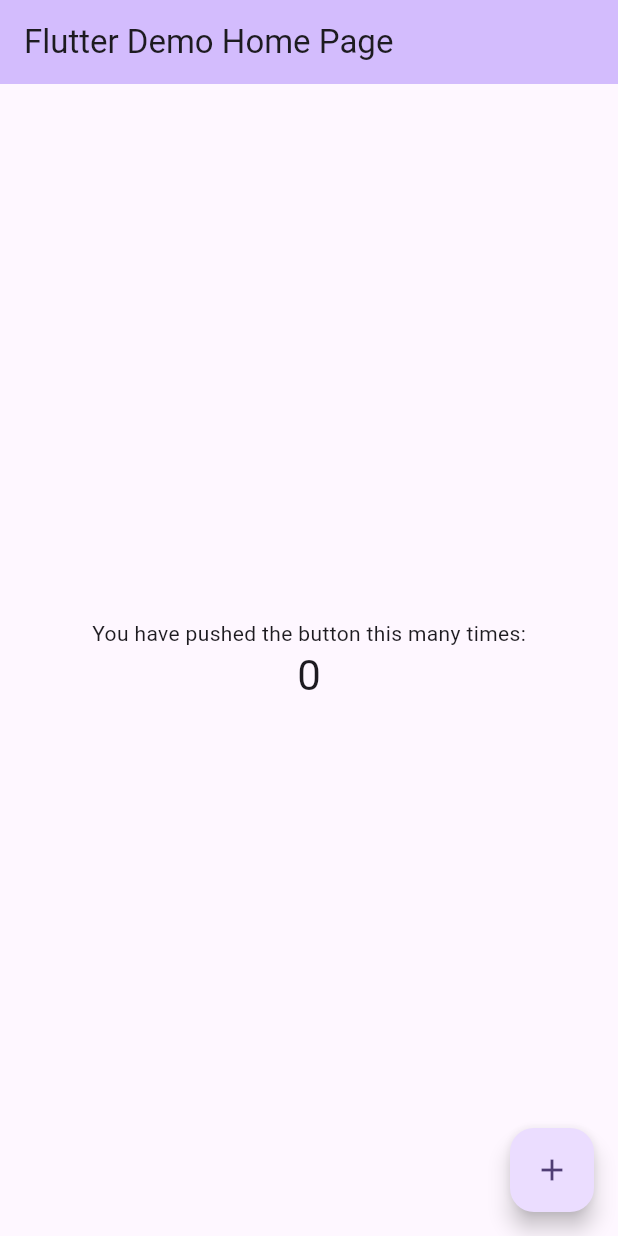
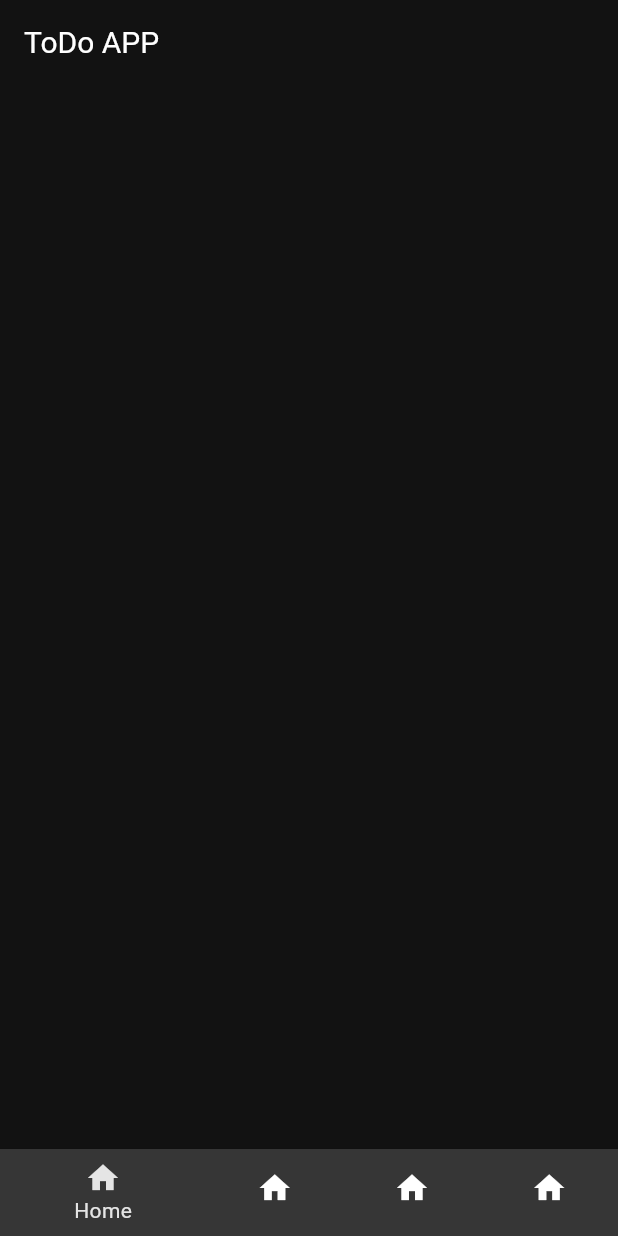
Before and after one commit to flutterchiaka2/todo_app, a Flutter app: the screen it shows after launch, on a phone screen of 412 x 824 dp. Run offline on Flutter 3.47's test engine with Material 3 defaults, Android fonts, the phone set to English and light mode, and no system bars.

Commit message:
Add initial app structure with splash and home pages, and define app colors

```diff
--- a/lib/main.dart
+++ b/lib/main.dart
@@ -1,122 +1,31 @@
 import 'package:flutter/material.dart';
+import 'package:todo_app/pages/splash/splash_page.dart';
+import 'package:todo_app/utils/constantas/app_color.dart';
 
 void main() {
-  runApp(const MyApp());
+  runApp(const ToDoApp());
 }
 
-class MyApp extends StatelessWidget {
-  const MyApp({super.key});
+class ToDoApp extends StatelessWidget {
+  const ToDoApp({super.key});
 
   // This widget is the root of your application.
   @override
   Widget build(BuildContext context) {
     return MaterialApp(
-      title: 'Flutter Demo',
+      debugShowCheckedModeBanner: false,
+      title: 'ToDo APP',
       theme: ThemeData(
-        // This is the theme of your application.
-        //
-        // TRY THIS: Try running your application with "flutter run". You'll see
-        // the application has a purple toolbar. Then, without quitting the app,
-        // try changing the seedColor in the colorScheme below to Colors.green
-        // and then invoke "hot reload" (save your changes or press the "hot
-        // reload" button in a Flutter-supported IDE, or press "r" if you used
-        // the command line to start the app).
-        //
-        // Notice that the counter didn't reset back to zero; the application
-        // state is not lost during the reload. To reset the state, use hot
-        // restart instead.
-        //
-        // This works for code too, not just values: Most code changes can be
-        // tested with just a hot reload.
+        scaffoldBackgroundColor: AppColors.scaffoldBackground,
         colorScheme: ColorScheme.fromSeed(seedColor: Colors.deepPurple),
+        appBarTheme: AppBarTheme(
+          backgroundColor: AppColors.scaffoldBackground,
+          titleTextStyle: TextStyle(color: AppColors.whiteColor, fontSize: 20),
+        ),
+
+
       ),
-      home: const MyHomePage(title: 'Flutter Demo Home Page'),
+      home: SplashPage(),
     );
   }
 }
-
-class MyHomePage extends StatefulWidget {
-  const MyHomePage({super.key, required this.title});
-
-  // This widget is the home page of your application. It is stateful, meaning
-  // that it has a State object (defined below) that contains fields that affect
-  // how it looks.
-
-  // This class is the configuration for the state. It holds the values (in this
-  // case the title) provided by the parent (in this case the App widget) and
-  // used by the build method of the State. Fields in a Widget subclass are
-  // always marked "final".
-
-  final String title;
-
-  @override
-  State<MyHomePage> createState() => _MyHomePageState();
-}
-
-class _MyHomePageState extends State<MyHomePage> {
-  int _counter = 0;
-
-  void _incrementCounter() {
-    setState(() {
-      // This call to setState tells the Flutter framework that something has
-      // changed in this State, which causes it to rerun the build method below
-      // so that the display can reflect the updated values. If we changed
-      // _counter without calling setState(), then the build method would not be
-      // called again, and so nothing would appear to happen.
-      _counter++;
-    });
-  }
-
-  @override
-  Widget build(BuildContext context) {
-    // This method is rerun every time setState is called, for instance as done
-    // by the _incrementCounter method above.
-    //
-    // The Flutter framework has been optimized to make rerunning build methods
-    // fast, so that you can just rebuild anything that needs updating rather
-    // than having to individually change instances of widgets.
-    return Scaffold(
-      appBar: AppBar(
-        // TRY THIS: Try changing the color here to a specific color (to
-        // Colors.amber, perhaps?) and trigger a hot reload to see the AppBar
-        // change color while the other colors stay the same.
-        backgroundColor: Theme.of(context).colorScheme.inversePrimary,
-        // Here we take the value from the MyHomePage object that was created by
-        // the App.build method, and use it to set our appbar title.
-        title: Text(widget.title),
-      ),
-      body: Center(
-        // Center is a layout widget. It takes a single child and positions it
-        // in the middle of the parent.
-        child: Column(
-          // Column is also a layout widget. It takes a list of children and
-          // arranges them vertically. By default, it sizes itself to fit its
-          // children horizontally, and tries to be as tall as its parent.
-          //
-          // Column has various properties to control how it sizes itself and
-          // how it positions its children. Here we use mainAxisAlignment to
-          // center the children vertically; the main axis here is the vertical
-          // axis because Columns are vertical (the cross axis would be
-          // horizontal).
-          //
-          // TRY THIS: Invoke "debug painting" (choose the "Toggle Debug Paint"
-          // action in the IDE, or press "p" in the console), to see the
-          // wireframe for each widget.
-          mainAxisAlignment: MainAxisAlignment.center,
-          children: <Widget>[
-            const Text('You have pushed the button this many times:'),
-            Text(
-              '$_counter',
-              style: Theme.of(context).textTheme.headlineMedium,
-            ),
-          ],
-        ),
-      ),
-      floatingActionButton: FloatingActionButton(
-        onPressed: _incrementCounter,
-        tooltip: 'Increment',
-        child: const Icon(Icons.add),
-      ), // This trailing comma makes auto-formatting nicer for build methods.
-    );
-  }
-}
--- /dev/null
+++ b/lib/pages/home/home.dart
@@ -0,0 +1,47 @@
+import 'package:flutter/material.dart';
+
+import '../../utils/constantas/app_color.dart';
+
+class HomePage extends StatefulWidget {
+  const HomePage({super.key});
+
+  @override
+  State<HomePage> createState() => _HomePageState();
+}
+
+class _HomePageState extends State<HomePage> {
+  int _currentIndex = 0;
+
+  @override
+  Widget build(BuildContext context) {
+    return Scaffold(
+      appBar: AppBar(title: Text("ToDo APP")),
+
+      bottomNavigationBar: Theme(
+        data: ThemeData(canvasColor: AppColors.grayColor),
+        child: BottomNavigationBar(
+          currentIndex: _currentIndex,
+          onTap: (index) {
+            setState(() {
+              _currentIndex = index;
+            });
+          },
+          backgroundColor: AppColors.grayColor,
+          selectedIconTheme: IconThemeData(
+            color: AppColors.selectableGrayColor,
+          ),
+
+          unselectedIconTheme: IconThemeData(color: Colors.white),
+          unselectedLabelStyle: TextStyle(color: AppColors.whiteColor),
+          selectedItemColor: AppColors.selectableGrayColor,
+          items: [
+            BottomNavigationBarItem(icon: Icon(Icons.home), label: "Home"),
+            BottomNavigationBarItem(icon: Icon(Icons.home), label: "Home"),
+            BottomNavigationBarItem(icon: Icon(Icons.home), label: "Home"),
+            BottomNavigationBarItem(icon: Icon(Icons.home), label: "Home"),
+          ],
+        ),
+      ),
+    );
+  }
+}
--- /dev/null
+++ b/lib/utils/constantas/app_color.dart
@@ -0,0 +1,10 @@
+import 'package:flutter/material.dart';
+
+class AppColors {
+
+  static const Color primaryColor = Color(0xFF8687E7);
+  static const Color scaffoldBackground = Color(0xFF121212);
+  static const Color whiteColor = Colors.white;
+  static const Color grayColor = Color(0xFF363636);
+  static const Color selectableGrayColor = Color(0xFFE5E5E5);
+}
--- a/pubspec.yaml
+++ b/pubspec.yaml
@@ -58,8 +58,9 @@ flutter:
   uses-material-design: true
 
   # To add assets to your application, add an assets section, like this:
-  # assets:
-  #   - images/a_dot_burr.jpeg
+  assets:
+    - assets/
+    - assets/icon/
   #   - images/a_dot_ham.jpeg
 
   # An image asset can refer to one or more resolution-specific "variants", see
```
Also changed, not shown: lib/pages/splash/splash_page.dart (added, +39 -0 lines), assets/icon/icon.png (added), 39 other files.
